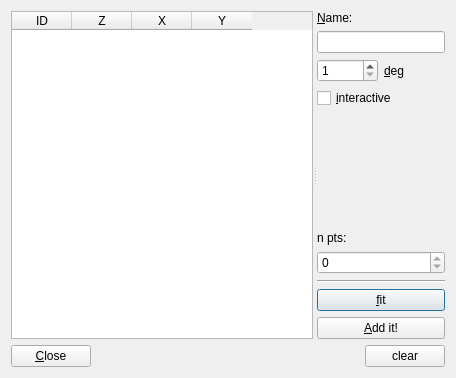
This is lasagna/plugins/annotation_plugins/add_line.ui in SainsburyWellcomeCentre/lasagna as Qt 5 draws it before an edit. The edited form follows.
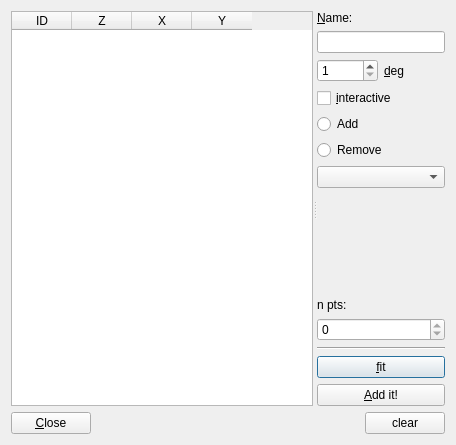
This is the edited form.

Commit message: Add GUI elements to switch between 2D polynomial and 3D line fits.

The edit to the form file:
```diff
--- a/lasagna/plugins/annotation_plugins/add_line.ui
+++ b/lasagna/plugins/annotation_plugins/add_line.ui
@@ -7,7 +7,7 @@
     <x>0</x>
     <y>0</y>
     <width>456</width>
-    <height>378</height>
+    <height>445</height>
    </rect>
   </property>
   <property name="windowTitle">
@@ -47,7 +47,7 @@
        </property>
       </column>
      </widget>
-     <widget class="QWidget" name="">
+     <widget class="QWidget" name="layoutWidget">
       <layout class="QVBoxLayout" name="verticalLayout">
        <item>
         <widget class="QLabel" name="label_3">
@@ -90,6 +90,23 @@
          </property>
         </widget>
        </item>
+       <item>
+        <widget class="QRadioButton" name="addPoint_radioButton">
+         <property name="text">
+          <string>Add</string>
+         </property>
+        </widget>
+       </item>
+       <item>
+        <widget class="QRadioButton" name="removePoint_radioButton">
+         <property name="text">
+          <string>Remove</string>
+         </property>
+        </widget>
+       </item>
+       <item>
+        <widget class="QComboBox" name="fitType_comboBox"/>
+       </item>
        <item>
         <spacer name="verticalSpacer">
          <property name="orientation">
@@ -98,7 +115,7 @@
          <property name="sizeHint" stdset="0">
           <size>
            <width>20</width>
-           <height>40</height>
+           <height>30</height>
           </size>
          </property>
         </spacer>
```
The commit also changes 2 other files.
